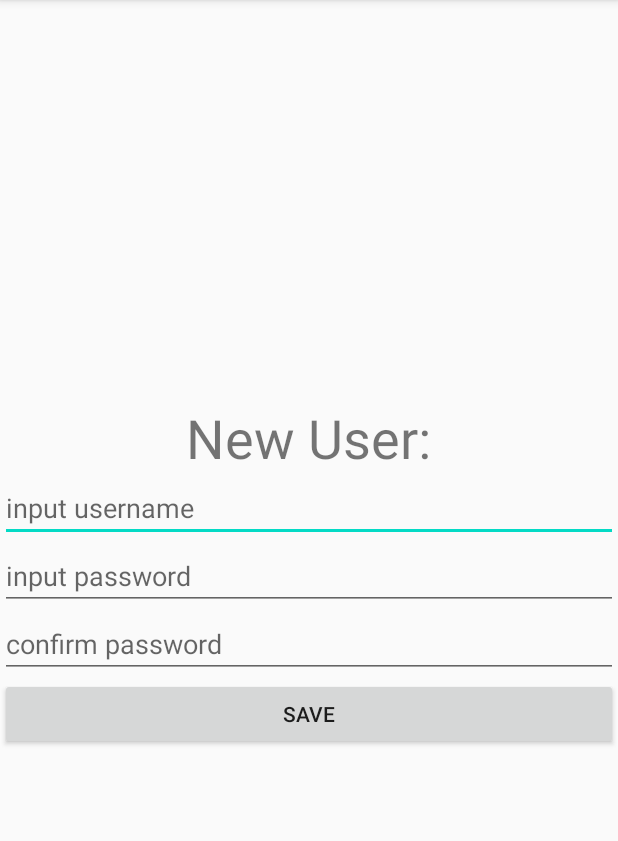
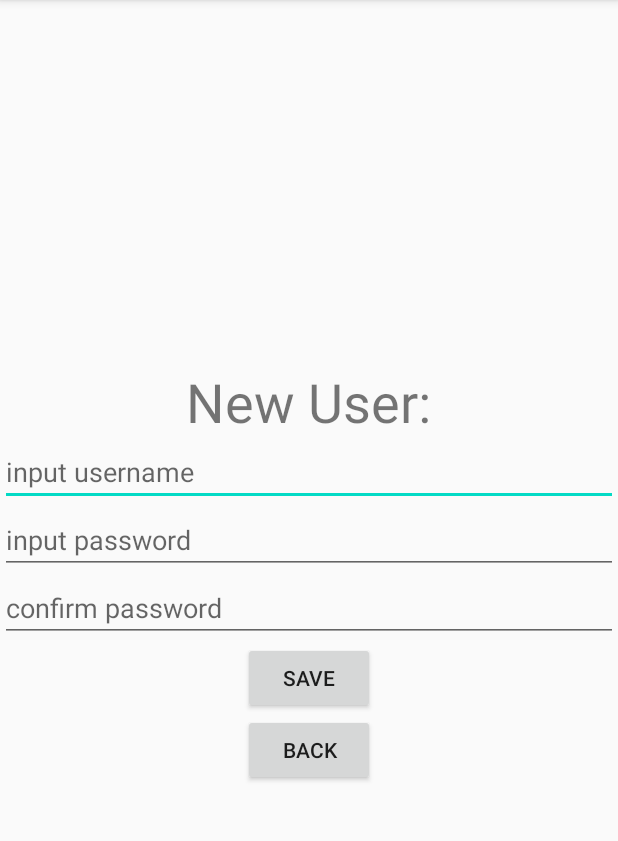
Before and after one commit to dmhefty/CheckersApp, an Android app: the NewUserActivity screen opened directly, with no data from a screen before it, on a phone screen of 412 x 824 dp, the part 84-925 px from its top. Run offline under Robolectric (Android 15) with nearby library versions, the phone set to English and light mode, and no system bars.

Commit message:
added new user functionality and back button

```diff
--- a/app/src/main/java/edu/msu/hagopi10/project1/NewUserActivity.java
+++ b/app/src/main/java/edu/msu/hagopi10/project1/NewUserActivity.java
@@ -2,6 +2,7 @@ package edu.msu.hagopi10.project1;
 
 import androidx.appcompat.app.AppCompatActivity;
 
+import android.content.Intent;
 import android.os.Bundle;
 import android.view.View;
 import android.widget.EditText;
@@ -46,4 +47,9 @@ public class NewUserActivity extends AppCompatActivity {
             this.finish();
         }
     }
+
+    public void onBack(View view) {
+        this.finish();
+
+    }
 }
--- a/app/src/main/java/edu/msu/hagopi10/project1/User.java
+++ b/app/src/main/java/edu/msu/hagopi10/project1/User.java
@@ -4,6 +4,8 @@ public class User {
 
     public String username;
     public String password;
+    public Integer wins;
+    public Integer losses;
 
     public User() {
         // Default constructor required for calls to DataSnapshot.getValue(User.class)
@@ -12,6 +14,8 @@ public class User {
     public User(String username, String password) {
         this.username = username;
         this.password = password;
+        this.wins = 0;
+        this.losses = 0;
     }
 
 }
--- a/app/src/main/res/layout/activity_new_user.xml
+++ b/app/src/main/res/layout/activity_new_user.xml
@@ -41,8 +41,15 @@
 
     <Button
         android:id="@+id/button"
-        android:layout_width="match_parent"
+        android:layout_width="wrap_content"
         android:layout_height="wrap_content"
         android:onClick="onSave"
         android:text="@string/saveNewUser" />
+
+    <Button
+        android:id="@+id/button4"
+        android:layout_width="wrap_content"
+        android:layout_height="wrap_content"
+        android:onClick="onBack"
+        android:text="@string/back" />
 </LinearLayout>
--- a/app/src/main/res/values/strings.xml
+++ b/app/src/main/res/values/strings.xml
@@ -8,6 +8,7 @@
     <string name="passwordInput">input password</string>
     <string name="enterName">Submit Login Info</string>
     <string name="endturn">Done</string>
+    <string name="back">Back</string>
     <string name="Forfeit">Resign</string>
     <string name="gameover">Game Over</string>
     <string name="completed_puzzle"> wins the game</string>
```
Also changed, not shown: app/src/main/res/layout/activity_main.xml (+7 -7 lines).
